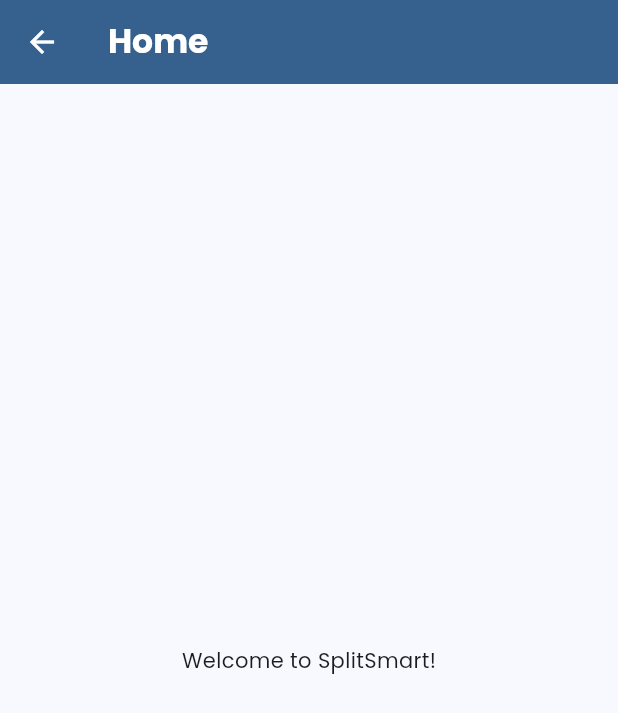
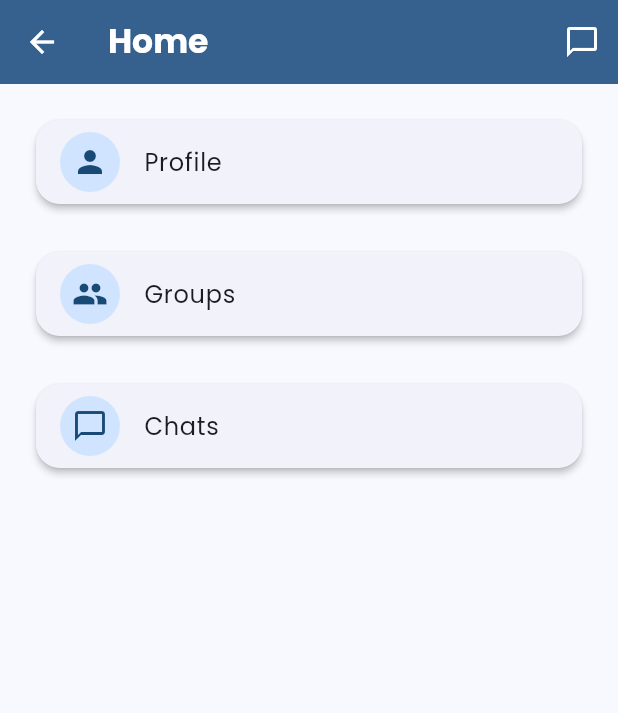
Before and after one commit to zubair4076/split_smart, a Flutter app: the HomeScreen screen opened by its route, on a phone screen of 412 x 824 dp. Shown: the top 713 px of the screen. Run offline on Flutter 3.47's test engine with Material 3 defaults, Android fonts, the phone set to English and light mode, and no system bars; our stand-ins replace cloud_firestore, firebase_auth, firebase_core, google_fonts, pdf, share_plus; missing offline and left inert: excel; accounts and stored records are empty.

Commit message:
update home screen
modify the home screen

```diff
--- a/lib/screens/home/home_screen.dart
+++ b/lib/screens/home/home_screen.dart
@@ -1,4 +1,5 @@
 import 'package:flutter/material.dart';
+import '../chats/chats_screen.dart';
 
 class HomeScreen extends StatelessWidget {
   const HomeScreen({super.key});
@@ -8,9 +9,67 @@
     return Scaffold(
       appBar: AppBar(
         title: const Text('Home'),
+        actions: [
+          IconButton(
+            icon: const Icon(Icons.chat_bubble_outline),
+            tooltip: 'Chats',
+            onPressed: () {
+              Navigator.push(
+                context,
+                MaterialPageRoute(builder: (context) => const ChatsScreen()),
+              );
+            },
+          ),
+        ],
       ),
-      body: const Center(
-        child: Text('Welcome to SplitSmart!'),
+      body: Padding(
+        padding: const EdgeInsets.all(16.0),
+        child: Column(
+          crossAxisAlignment: CrossAxisAlignment.stretch,
+          children: [
+            // Profile Card
+            Card(
+              elevation: 2,
+              shape: RoundedRectangleBorder(borderRadius: BorderRadius.circular(16)),
+              child: ListTile(
+                leading: const CircleAvatar(child: Icon(Icons.person)),
+                title: const Text('Profile'),
+                onTap: () {
+                  Navigator.pushNamed(context, '/profile');
+                },
+              ),
+            ),
+            const SizedBox(height: 16),
+            // Groups Card
+            Card(
+              elevation: 2,
+              shape: RoundedRectangleBorder(borderRadius: BorderRadius.circular(16)),
+              child: ListTile(
+                leading: const CircleAvatar(child: Icon(Icons.group)),
+                title: const Text('Groups'),
+                onTap: () {
+                  Navigator.pushNamed(context, '/groups');
+                },
+              ),
+            ),
+            const SizedBox(height: 16),
+            // Chats Card
+            Card(
+              elevation: 2,
+              shape: RoundedRectangleBorder(borderRadius: BorderRadius.circular(16)),
+              child: ListTile(
+                leading: const CircleAvatar(child: Icon(Icons.chat_bubble_outline)),
+                title: const Text('Chats'),
+                onTap: () {
+                  Navigator.push(
+                    context,
+                    MaterialPageRoute(builder: (context) => const ChatsScreen()),
+                  );
+                },
+              ),
+            ),
+          ],
+        ),
       ),
     );
   }
```
